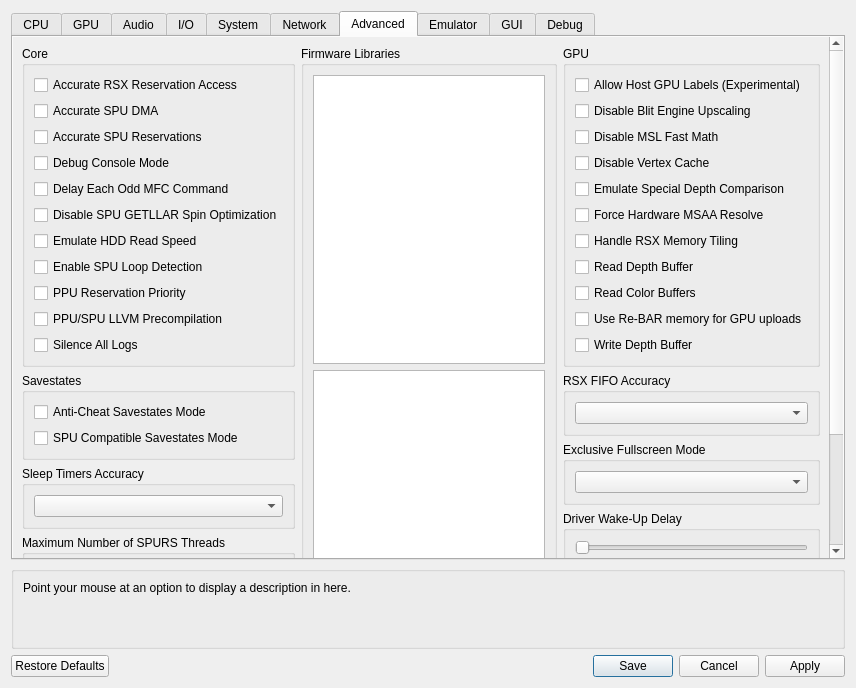
Old version of the form rpcs3/rpcs3qt/settings_dialog.ui in the repository RPCS3/rpcs3.
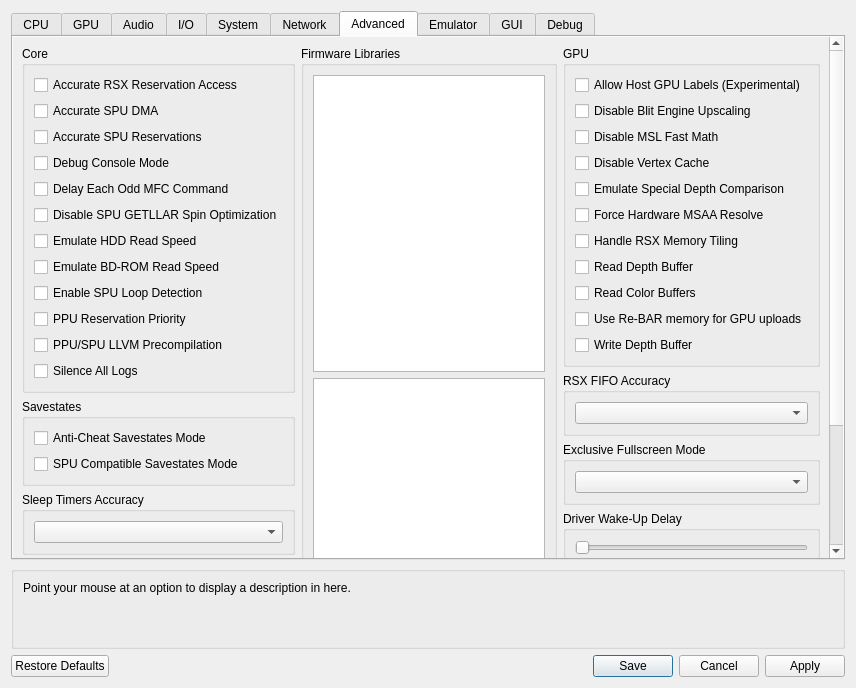
New version of the form. The open tabs and pages were chosen to show the change. Icons and pictures are not drawn. Custom widgets are drawn as their Qt base class.

Commit message: sys_fs: Add an option to emulate the BD-ROM read speed

```diff
--- a/rpcs3/rpcs3qt/settings_dialog.ui
+++ b/rpcs3/rpcs3qt/settings_dialog.ui
@@ -2537,6 +2537,13 @@
                     </property>
                    </widget>
                   </item>
+                  <item>
+                   <widget class="QCheckBox" name="emulateBdvdSpeed">
+                    <property name="text">
+                     <string>Emulate BD-ROM Read Speed</string>
+                    </property>
+                   </widget>
+                  </item>
                   <item>
                    <widget class="QCheckBox" name="spuLoopDetection">
                     <property name="text">
```
The commit also changes 6 other files.
